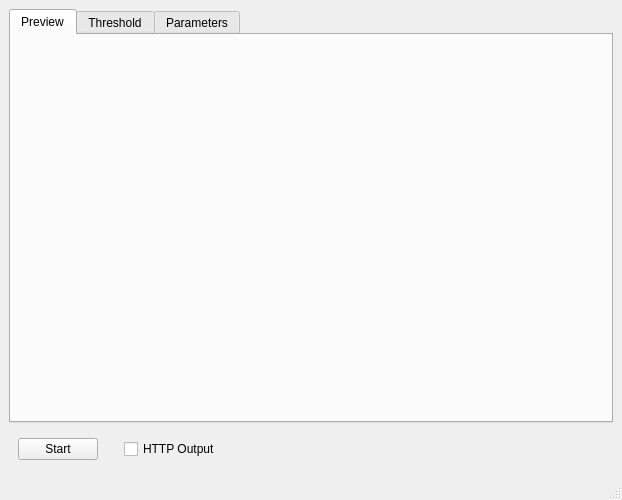
Old version of the form src/demo/fly_sorter/fly_sorter_window.ui in the repository janelia-idf/bias.
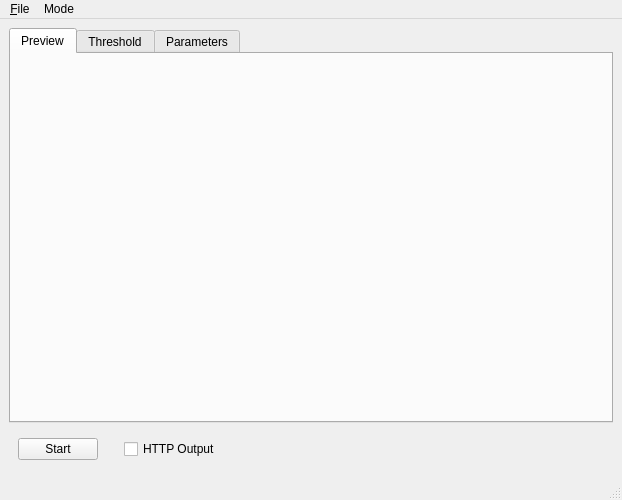
New version of the form.

Patch:
```diff
--- a/src/demo/fly_sorter/fly_sorter_window.ui
+++ b/src/demo/fly_sorter/fly_sorter_window.ui
@@ -161,6 +161,22 @@
      <height>20</height>
     </rect>
    </property>
+   <widget class="QMenu" name="menuFilePtr_">
+    <property name="title">
+     <string>&amp;File</string>
+    </property>
+    <addaction name="actionParametersPtr_"/>
+    <addaction name="actionPlaybackMoviePtr_"/>
+   </widget>
+   <widget class="QMenu" name="menuModePtr_">
+    <property name="title">
+     <string>Mode</string>
+    </property>
+    <addaction name="actionNormalPtr_"/>
+    <addaction name="actionPlaybackPtr_"/>
+   </widget>
+   <addaction name="menuFilePtr_"/>
+   <addaction name="menuModePtr_"/>
   </widget>
   <widget class="QStatusBar" name="statusbar"/>
  </widget>
```
Left out of the diff: 26 changed lines with no effect on the pictures.
